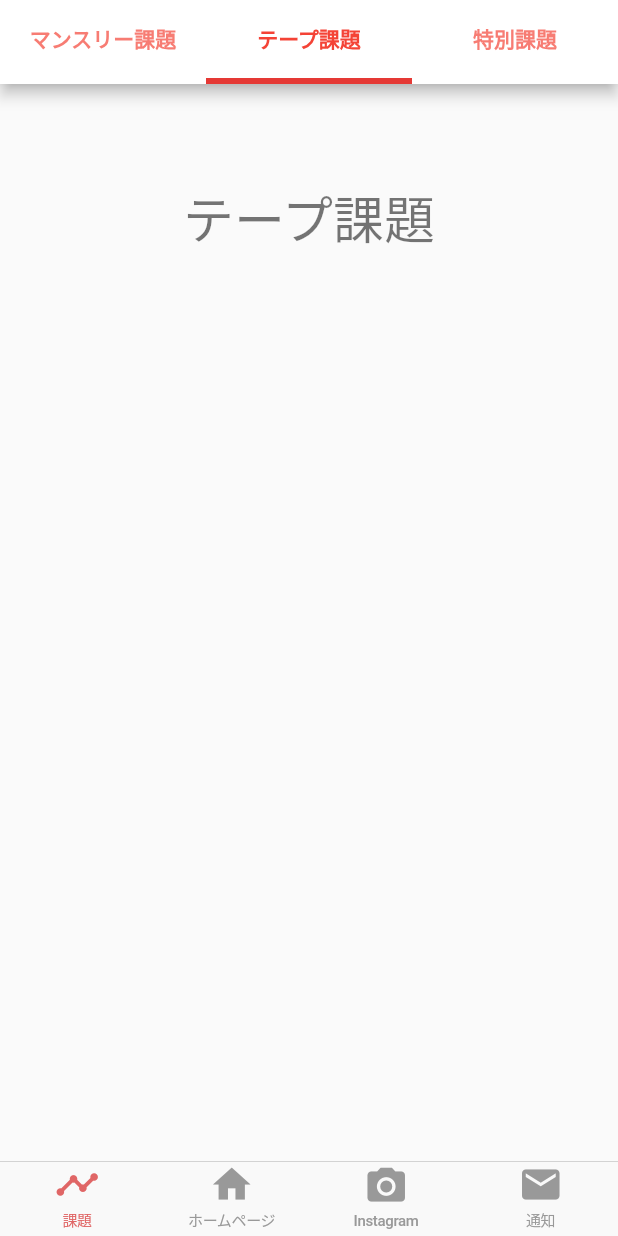
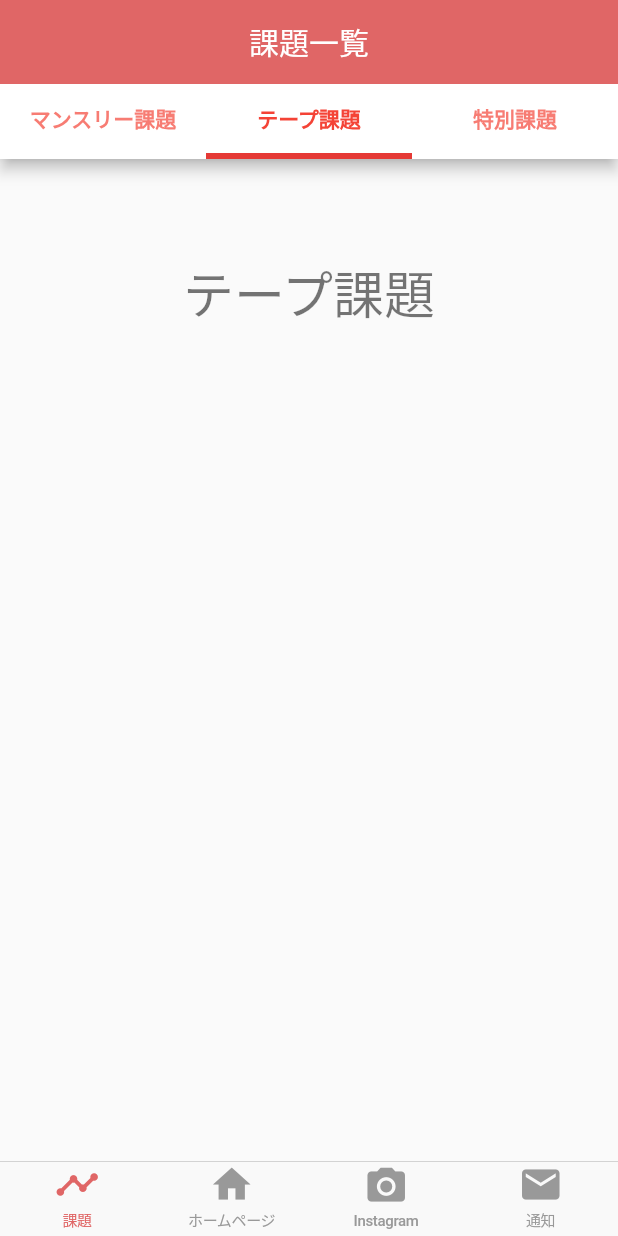
Before and after one commit to nord2sudjp/jumpin_01, a Flutter app: the screen it shows after launch, tab 2 chosen, on a phone screen of 412 x 824 dp. Run offline on Flutter 3.47's test engine with Material 2 defaults, Android fonts, the phone set to English and light mode, and no system bars; our stand-ins replace webview_flutter; Roboto replaces fonts that are missing (OpenSans, QuickSand).

Commit message:
implement coloredtabbar

```diff
--- a/lib/menu/menu_route.dart
+++ b/lib/menu/menu_route.dart
@@ -37,14 +37,10 @@ class _MenuRouteState extends State<MenuRoute>
   Widget build(BuildContext context) {
     return Scaffold(
       appBar: AppBar(
-        flexibleSpace: Container(
+        centerTitle: true,
+        bottom: ColoredTabBar(
           color: Colors.white,
-          child: SafeArea(
-            child: Column(
-              mainAxisAlignment: MainAxisAlignment.end,
-              children: [
-                Expanded(
-                  child: TabBar(
+          tabBar: TabBar(
             labelColor: Colors.red,
             labelStyle: TextStyle(fontWeight: FontWeight.bold),
             indicatorWeight: 4,
@@ -53,9 +49,9 @@ class _MenuRouteState extends State<MenuRoute>
             tabs: _tab,
           ),
         ),
-              ],
-            ),
-          ),
+        title: Text(
+          "課題一覧",
+          textAlign: TextAlign.center,
         ),
       ),
       body: TabBarView(controller: _tabController, children: <Widget>[
@@ -88,3 +84,21 @@ class TabPage extends StatelessWidget {
     );
   }
 }
+
+class ColoredTabBar extends StatelessWidget implements PreferredSizeWidget {
+  final PreferredSizeWidget tabBar;
+  final Color color;
+
+  ColoredTabBar({@required this.tabBar, @required this.color});
+
+  @override
+  Widget build(BuildContext context) {
+    return Ink(
+      color: color,
+      child: tabBar,
+    );
+  }
+
+  @override
+  Size get preferredSize => tabBar.preferredSize;
+}
```
Also changed, not shown: 1 other file. Lines whose indentation alone changed are shown as unchanged.
